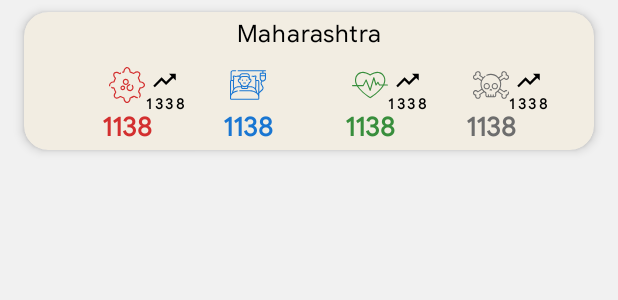
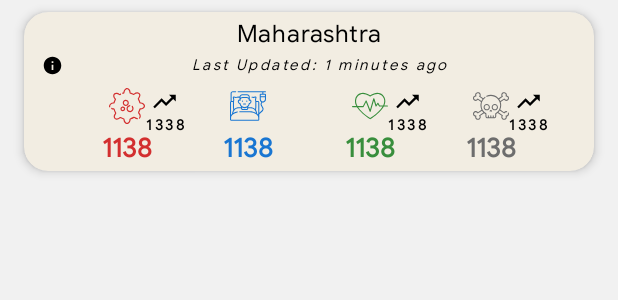
Before and after one commit to PatilShreyas/Covid19-Notifier-IN, an Android app: the layout item_district.xml on its own in the app's theme, with its tools: preview values and no code run, on a phone screen of 412 x 824 dp. Shown: the top 300 px of the screen. Run offline under Robolectric (Android 15) with nearby library versions, the phone set to English and light mode, and no system bars.

Commit message:
Case handled where states with unwanted district name for eg : Haryana with italians

```diff
--- a/app/src/main/java/dev/shreyaspatil/covid19notify/model/StateDistrictResponse.kt
+++ b/app/src/main/java/dev/shreyaspatil/covid19notify/model/StateDistrictResponse.kt
@@ -51,6 +51,7 @@ data class DistrictData(
     val deceased: Int = 0,
     val recovered: Int = 0,
     val delta: Delta,
+    val notes : String = "",
     val district: String = ""
 ) : Parcelable
 
--- a/app/src/main/java/dev/shreyaspatil/covid19notify/ui/state/adapter/StateDistrictAdapter.kt
+++ b/app/src/main/java/dev/shreyaspatil/covid19notify/ui/state/adapter/StateDistrictAdapter.kt
@@ -60,6 +60,16 @@ class StateDistrictAdapter :
                     binding.textDistrictNewDeath.text = details.delta.deceased.toString()
                 }
             }
+            // Handling cases with notes
+            details.notes.let {
+                if (it.isBlank()) {
+                    binding.textNotes.visibility = View.GONE
+                } else {
+                    binding.textNotes.visibility = View.VISIBLE
+                    binding.textNotes.text = details.notes
+                }
+            }
+
         }
     }
 
--- /dev/null
+++ b/app/src/main/res/drawable/ic_info.xml
@@ -0,0 +1,9 @@
+<vector xmlns:android="http://schemas.android.com/apk/res/android"
+        android:width="14dp"
+        android:height="14dp"
+        android:viewportWidth="24.0"
+        android:viewportHeight="24.0">
+    <path
+        android:fillColor="#FF000000"
+        android:pathData="M12,2C6.48,2 2,6.48 2,12s4.48,10 10,10 10,-4.48 10,-10S17.52,2 12,2zM13,17h-2v-6h2v6zM13,9h-2L11,7h2v2z"/>
+</vector>
--- a/app/src/main/res/layout/item_district.xml
+++ b/app/src/main/res/layout/item_district.xml
@@ -16,6 +16,25 @@
     <androidx.constraintlayout.widget.ConstraintLayout
         android:layout_width="match_parent"
         android:layout_height="wrap_content">
+
+        <TextView
+            android:id="@+id/textNotes"
+            style="@style/TextLastUpdatedTime"
+            android:layout_width="0dp"
+            android:layout_height="wrap_content"
+            android:layout_marginTop="4dp"
+            android:paddingStart="12dp"
+            android:paddingEnd="12dp"
+            android:textAlignment="center"
+            android:textAllCaps="false"
+            android:visibility="visible"
+            app:drawableStartCompat="@drawable/ic_info"
+            app:drawableTint="@color/colorTextLastUpdated"
+            app:layout_constraintEnd_toEndOf="parent"
+            app:layout_constraintHorizontal_bias="1.0"
+            app:layout_constraintStart_toStartOf="parent"
+            app:layout_constraintTop_toBottomOf="@+id/textDistrictName"
+            tools:text="Last Updated: 1 minutes ago" />
 
         <TextView
             android:id="@+id/textDistrictName"
@@ -108,14 +127,14 @@
             android:id="@+id/imageView11"
             android:layout_width="24dp"
             android:layout_height="24dp"
-            android:layout_marginTop="12dp"
+            android:layout_marginTop="8dp"
             android:contentDescription="@string/deaths"
             android:src="@drawable/ic_death"
             android:tint="@color/color_death"
             app:layout_constraintEnd_toEndOf="parent"
             app:layout_constraintHorizontal_bias="0.5"
             app:layout_constraintStart_toEndOf="@+id/imageView10"
-            app:layout_constraintTop_toBottomOf="@+id/textDistrictName" />
+            app:layout_constraintTop_toBottomOf="@+id/textNotes" />
 
         <TextView
             android:id="@+id/textDeath"
```
